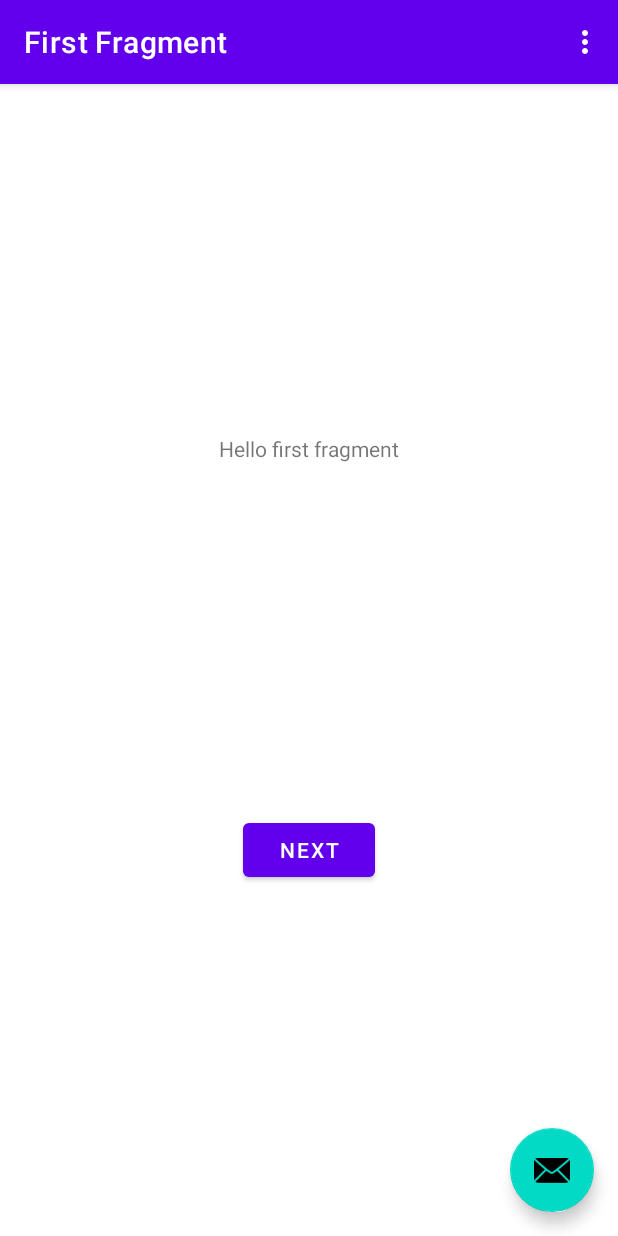
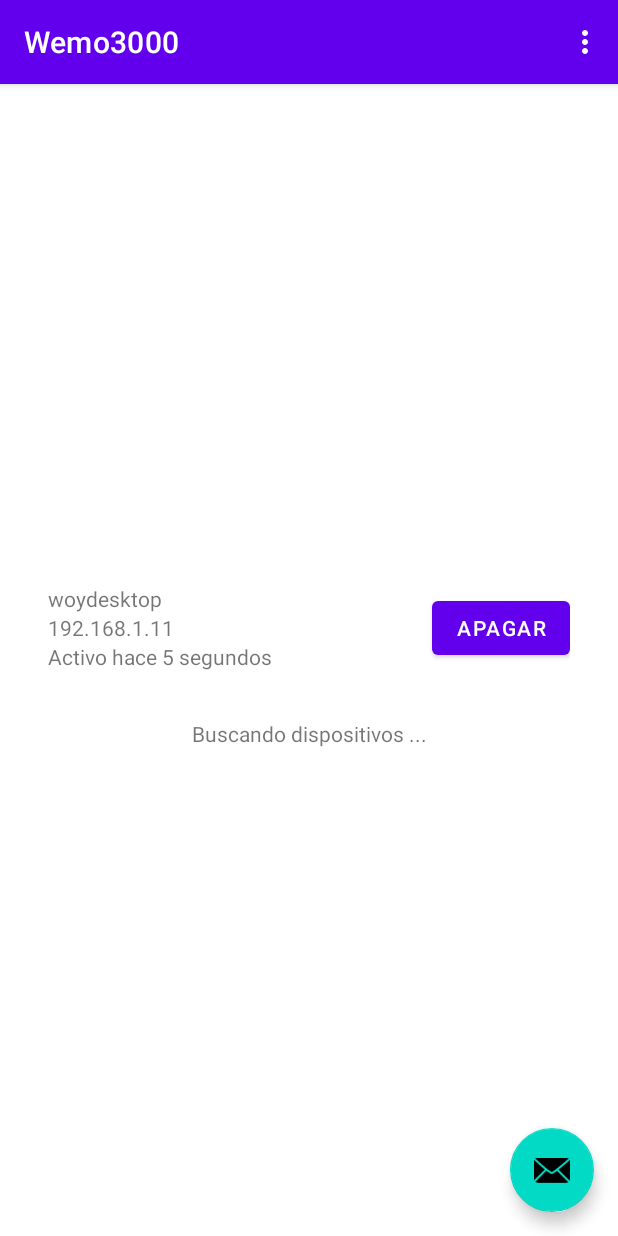
Before and after one commit to Woynert/wemo3000, an Android app: the screen it shows after launch (MainActivity), on a phone screen of 412 x 824 dp. Run offline under Robolectric (Android 15) with nearby library versions, the phone set to English and light mode, and no system bars; our stand-ins replace navigation-ui.

Commit message:
refactor: App main view

```diff
--- a/app/app/src/main/java/com/woynert/wemo3000/FirstFragment.java
+++ b/app/app/src/main/java/com/woynert/wemo3000/MainFragment.java
@@ -9,11 +9,11 @@ import androidx.annotation.NonNull;
 import androidx.fragment.app.Fragment;
 import androidx.navigation.fragment.NavHostFragment;
 
-import com.woynert.wemo3000.databinding.FragmentFirstBinding;
+import com.woynert.wemo3000.databinding.FragmentMainBinding;
 
-public class FirstFragment extends Fragment {
+public class MainFragment extends Fragment {
 
-    private FragmentFirstBinding binding;
+    private FragmentMainBinding binding;
 
     @Override
     public View onCreateView(
@@ -21,7 +21,7 @@ public class FirstFragment extends Fragment {
             Bundle savedInstanceState
     ) {
 
-        binding = FragmentFirstBinding.inflate(inflater, container, false);
+        binding = FragmentMainBinding.inflate(inflater, container, false);
         return binding.getRoot();
 
     }
@@ -29,11 +29,11 @@ public class FirstFragment extends Fragment {
     public void onViewCreated(@NonNull View view, Bundle savedInstanceState) {
         super.onViewCreated(view, savedInstanceState);
 
-        binding.buttonFirst.setOnClickListener(new View.OnClickListener() {
+        binding.buttonSecond.setOnClickListener(new View.OnClickListener() {
             @Override
             public void onClick(View view) {
-                NavHostFragment.findNavController(FirstFragment.this)
-                        .navigate(R.id.action_FirstFragment_to_SecondFragment);
+                NavHostFragment.findNavController(MainFragment.this)
+                        .navigate(R.id.action_SecondFragment_to_FirstFragment);
             }
         });
     }
--- a/app/app/src/main/java/com/woynert/wemo3000/SecondFragment.java
+++ /dev/null
@@ -1,47 +0,0 @@
-package com.woynert.wemo3000;
-
-import android.os.Bundle;
-import android.view.LayoutInflater;
-import android.view.View;
-import android.view.ViewGroup;
-
-import androidx.annotation.NonNull;
-import androidx.fragment.app.Fragment;
-import androidx.navigation.fragment.NavHostFragment;
-
-import com.woynert.wemo3000.databinding.FragmentSecondBinding;
-
-public class SecondFragment extends Fragment {
-
-    private FragmentSecondBinding binding;
-
-    @Override
-    public View onCreateView(
-            LayoutInflater inflater, ViewGroup container,
-            Bundle savedInstanceState
-    ) {
-
-        binding = FragmentSecondBinding.inflate(inflater, container, false);
-        return binding.getRoot();
-
-    }
-
-    public void onViewCreated(@NonNull View view, Bundle savedInstanceState) {
-        super.onViewCreated(view, savedInstanceState);
-
-        binding.buttonSecond.setOnClickListener(new View.OnClickListener() {
-            @Override
-            public void onClick(View view) {
-                NavHostFragment.findNavController(SecondFragment.this)
-                        .navigate(R.id.action_SecondFragment_to_FirstFragment);
-            }
-        });
-    }
-
-    @Override
-    public void onDestroyView() {
-        super.onDestroyView();
-        binding = null;
-    }
-
-}
--- a/app/app/src/main/res/layout/fragment_first.xml
+++ /dev/null
@@ -1,28 +0,0 @@
-<?xml version="1.0" encoding="utf-8"?>
-<androidx.constraintlayout.widget.ConstraintLayout xmlns:android="http://schemas.android.com/apk/res/android"
-    xmlns:app="http://schemas.android.com/apk/res-auto"
-    xmlns:tools="http://schemas.android.com/tools"
-    android:layout_width="match_parent"
-    android:layout_height="match_parent"
-    tools:context=".FirstFragment">
-
-    <TextView
-        android:id="@+id/textview_first"
-        android:layout_width="wrap_content"
-        android:layout_height="wrap_content"
-        android:text="@string/hello_first_fragment"
-        app:layout_constraintBottom_toTopOf="@id/button_first"
-        app:layout_constraintEnd_toEndOf="parent"
-        app:layout_constraintStart_toStartOf="parent"
-        app:layout_constraintTop_toTopOf="parent" />
-
-    <Button
-        android:id="@+id/button_first"
-        android:layout_width="wrap_content"
-        android:layout_height="wrap_content"
-        android:text="@string/next"
-        app:layout_constraintBottom_toBottomOf="parent"
-        app:layout_constraintEnd_toEndOf="parent"
-        app:layout_constraintStart_toStartOf="parent"
-        app:layout_constraintTop_toBottomOf="@id/textview_first" />
-</androidx.constraintlayout.widget.ConstraintLayout>
--- /dev/null
+++ b/app/app/src/main/res/layout/fragment_main.xml
@@ -0,0 +1,104 @@
+<?xml version="1.0" encoding="utf-8"?>
+<androidx.constraintlayout.widget.ConstraintLayout xmlns:android="http://schemas.android.com/apk/res/android"
+    xmlns:app="http://schemas.android.com/apk/res-auto"
+    xmlns:tools="http://schemas.android.com/tools"
+    android:layout_width="match_parent"
+    android:layout_height="match_parent"
+    tools:context=".MainFragment">
+
+    <LinearLayout
+        android:layout_width="match_parent"
+        android:layout_height="wrap_content"
+        android:orientation="vertical"
+        app:layout_constraintBottom_toBottomOf="parent"
+        app:layout_constraintEnd_toEndOf="parent"
+        app:layout_constraintStart_toStartOf="parent"
+        app:layout_constraintTop_toTopOf="parent">
+
+        <androidx.constraintlayout.widget.ConstraintLayout
+            android:layout_width="match_parent"
+            android:layout_height="match_parent">
+
+            <FrameLayout
+                android:layout_width="match_parent"
+                android:layout_height="wrap_content"
+                android:layout_marginStart="24dp"
+                android:layout_marginEnd="24dp"
+                android:layout_marginBottom="24dp"
+                android:paddingLeft="8dp"
+                android:paddingTop="8dp"
+                android:paddingRight="8dp"
+                android:paddingBottom="8dp"
+                app:layout_constraintBottom_toBottomOf="parent"
+                app:layout_constraintEnd_toEndOf="parent"
+                app:layout_constraintStart_toStartOf="parent"
+                app:layout_constraintTop_toTopOf="parent">
+
+                <LinearLayout
+                    android:layout_width="match_parent"
+                    android:layout_height="match_parent"
+                    android:layout_marginStart="0dp"
+                    android:layout_marginEnd="0dp"
+                    android:orientation="horizontal">
+
+                    <LinearLayout
+                        android:layout_width="wrap_content"
+                        android:layout_height="wrap_content"
+                        android:orientation="vertical">
+
+                        <TextView
+                            android:id="@+id/textView4"
+                            android:layout_width="match_parent"
+                            android:layout_height="wrap_content"
+                            android:text="woydesktop" />
+
+                        <TextView
+                            android:id="@+id/textView3"
+                            android:layout_width="match_parent"
+                            android:layout_height="wrap_content"
+                            android:text="192.168.1.11" />
+
+                        <TextView
+                            android:id="@+id/textView2"
+                            android:layout_width="match_parent"
+                            android:layout_height="wrap_content"
+                            android:text="Activo hace 5 segundos" />
+
+                    </LinearLayout>
+
+                    <androidx.constraintlayout.widget.ConstraintLayout
+                        android:layout_width="match_parent"
+                        android:layout_height="match_parent">
+
+                        <Button
+                            android:id="@+id/button_second"
+                            android:layout_width="0dp"
+                            android:layout_height="wrap_content"
+                            android:text="Apagar"
+                            app:layout_constraintBottom_toBottomOf="parent"
+                            app:layout_constraintEnd_toEndOf="parent"
+                            app:layout_constraintTop_toTopOf="parent" />
+                    </androidx.constraintlayout.widget.ConstraintLayout>
+                </LinearLayout>
+            </FrameLayout>
+
+        </androidx.constraintlayout.widget.ConstraintLayout>
+
+        <androidx.constraintlayout.widget.ConstraintLayout
+            android:layout_width="match_parent"
+            android:layout_height="match_parent">
+
+            <TextView
+                android:id="@+id/textView"
+                android:layout_width="wrap_content"
+                android:layout_height="wrap_content"
+                android:text="Buscando dispositivos ..."
+                app:layout_constraintBottom_toBottomOf="parent"
+                app:layout_constraintEnd_toEndOf="parent"
+                app:layout_constraintStart_toStartOf="parent"
+                app:layout_constraintTop_toTopOf="parent" />
+        </androidx.constraintlayout.widget.ConstraintLayout>
+
+    </LinearLayout>
+
+</androidx.constraintlayout.widget.ConstraintLayout>
--- a/app/app/src/main/res/layout/fragment_second.xml
+++ /dev/null
@@ -1,27 +0,0 @@
-<?xml version="1.0" encoding="utf-8"?>
-<androidx.constraintlayout.widget.ConstraintLayout xmlns:android="http://schemas.android.com/apk/res/android"
-    xmlns:app="http://schemas.android.com/apk/res-auto"
-    xmlns:tools="http://schemas.android.com/tools"
-    android:layout_width="match_parent"
-    android:layout_height="match_parent"
-    tools:context=".SecondFragment">
-
-    <TextView
-        android:id="@+id/textview_second"
-        android:layout_width="wrap_content"
-        android:layout_height="wrap_content"
-        app:layout_constraintBottom_toTopOf="@id/button_second"
-        app:layout_constraintEnd_toEndOf="parent"
-        app:layout_constraintStart_toStartOf="parent"
-        app:layout_constraintTop_toTopOf="parent" />
-
-    <Button
-        android:id="@+id/button_second"
-        android:layout_width="wrap_content"
-        android:layout_height="wrap_content"
-        android:text="@string/previous"
-        app:layout_constraintBottom_toBottomOf="parent"
-        app:layout_constraintEnd_toEndOf="parent"
-        app:layout_constraintStart_toStartOf="parent"
-        app:layout_constraintTop_toBottomOf="@id/textview_second" />
-</androidx.constraintlayout.widget.ConstraintLayout>
--- a/app/app/src/main/res/navigation/nav_graph.xml
+++ b/app/app/src/main/res/navigation/nav_graph.xml
@@ -3,26 +3,16 @@
     xmlns:app="http://schemas.android.com/apk/res-auto"
     xmlns:tools="http://schemas.android.com/tools"
     android:id="@+id/nav_graph"
-    app:startDestination="@id/FirstFragment">
+    app:startDestination="@id/MainFragment">
 
     <fragment
-        android:id="@+id/FirstFragment"
-        android:name="com.woynert.wemo3000.FirstFragment"
-        android:label="@string/first_fragment_label"
-        tools:layout="@layout/fragment_first">
-
-        <action
-            android:id="@+id/action_FirstFragment_to_SecondFragment"
-            app:destination="@id/SecondFragment" />
-    </fragment>
-    <fragment
-        android:id="@+id/SecondFragment"
-        android:name="com.woynert.wemo3000.SecondFragment"
-        android:label="@string/second_fragment_label"
-        tools:layout="@layout/fragment_second">
+        android:id="@+id/MainFragment"
+        android:name="com.woynert.wemo3000.MainFragment"
+        android:label="Wemo3000"
+        tools:layout="@layout/fragment_main">
 
         <action
             android:id="@+id/action_SecondFragment_to_FirstFragment"
-            app:destination="@id/FirstFragment" />
+            app:destination="@id/MainFragment" />
     </fragment>
 </navigation>
```
